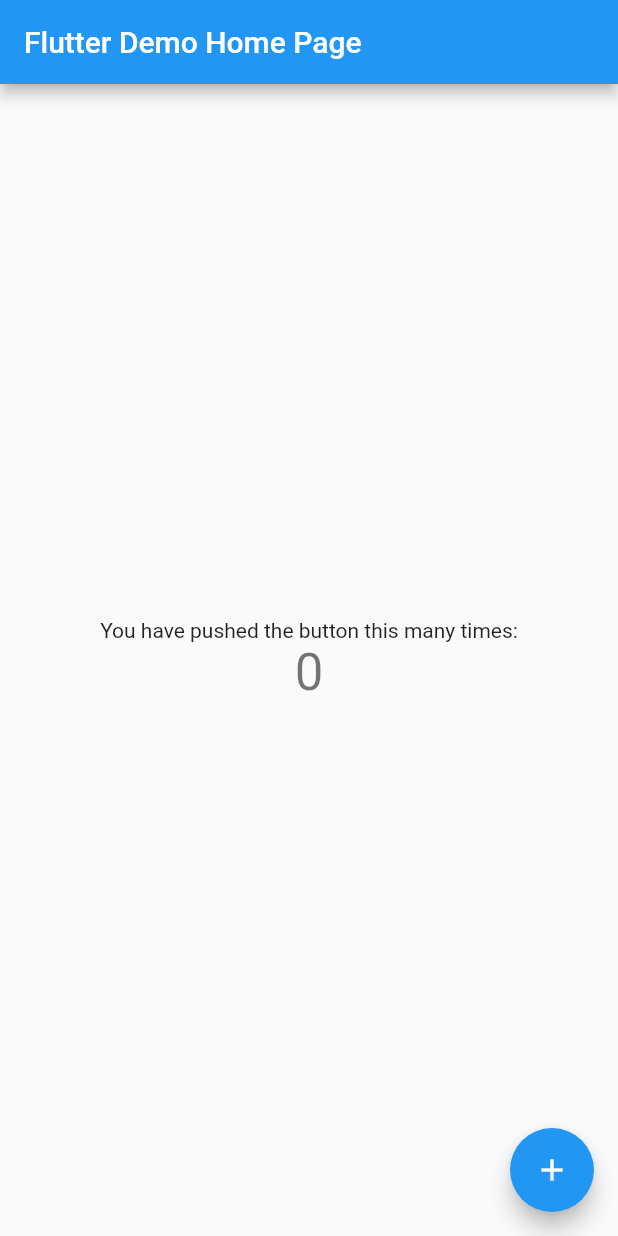
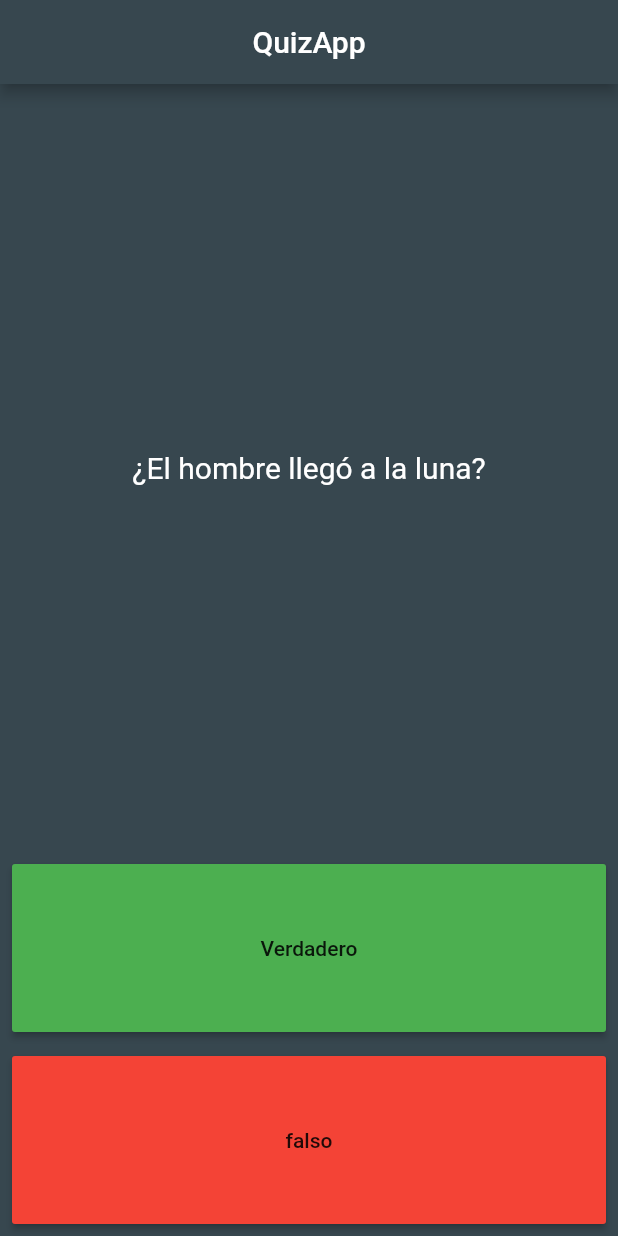
Before and after one commit to M4qu14v3l0/quizz_app, a Flutter app: the screen it shows after launch, on a phone screen of 412 x 824 dp. Run offline on Flutter 3.47's test engine with Material 2 defaults, Android fonts, the phone set to English and light mode, and no system bars; our stand-ins replace rflutter_alert.

```diff
--- a/lib/main.dart
+++ b/lib/main.dart
@@ -1,4 +1,6 @@
 import 'package:flutter/material.dart';
+import 'package:quizz_app/quiz_brain.dart';
+import 'package:rflutter_alert/rflutter_alert.dart';
 
 void main() {
   runApp(const MyApp());
@@ -7,109 +9,122 @@ void main() {
 class MyApp extends StatelessWidget {
   const MyApp({super.key});
 
-  // This widget is the root of your application.
   @override
   Widget build(BuildContext context) {
     return MaterialApp(
-      title: 'Flutter Demo',
-      theme: ThemeData(
-        // This is the theme of your application.
-        //
-        // Try running your application with "flutter run". You'll see the
-        // application has a blue toolbar. Then, without quitting the app, try
-        // changing the primarySwatch below to Colors.green and then invoke
-        // "hot reload" (press "r" in the console where you ran "flutter run",
-        // or simply save your changes to "hot reload" in a Flutter IDE).
-        // Notice that the counter didn't reset back to zero; the application
-        // is not restarted.
-        primarySwatch: Colors.blue,
-      ),
-      home: const MyHomePage(title: 'Flutter Demo Home Page'),
+      home: QuizPage(),
     );
   }
 }
 
-class MyHomePage extends StatefulWidget {
-  const MyHomePage({super.key, required this.title});
-
-  // This widget is the home page of your application. It is stateful, meaning
-  // that it has a State object (defined below) that contains fields that affect
-  // how it looks.
-
-  // This class is the configuration for the state. It holds the values (in this
-  // case the title) provided by the parent (in this case the App widget) and
-  // used by the build method of the State. Fields in a Widget subclass are
-  // always marked "final".
-
-  final String title;
-
+class QuizPage extends StatefulWidget {
   @override
-  State<MyHomePage> createState() => _MyHomePageState();
+  State<QuizPage> createState() => _QuizPageState();
 }
 
-class _MyHomePageState extends State<MyHomePage> {
-  int _counter = 0;
+class _QuizPageState extends State<QuizPage> {
+  List<Icon> scoreKeeper = [];
 
-  void _incrementCounter() {
-    setState(() {
-      // This call to setState tells the Flutter framework that something has
-      // changed in this State, which causes it to rerun the build method below
-      // so that the display can reflect the updated values. If we changed
-      // _counter without calling setState(), then the build method would not be
-      // called again, and so nothing would appear to happen.
-      _counter++;
-    });
+  QuizBrain quizBrain = QuizBrain();
+
+  checkAnswer(bool userAnswer) {
+    if (quizBrain.checkQuizEnd() == true) {
+      Alert(
+          context: context,
+          type: AlertType.success,
+          title: "QuizApp",
+          desc: "El quiz ha terminado",
+          buttons: [
+            DialogButton(
+              child: Text("Aceptar"),
+              onPressed: () => Navigator.pop(context),
+              width: 120,
+            )
+          ]).show();
+      quizBrain.resetQuiz();
+      scoreKeeper.clear();
+      setState(() {});
+    } else {
+      bool correctAnswer = quizBrain.getQuestionAnswer();
+      if (correctAnswer == userAnswer) {
+        scoreKeeper.add(
+          Icon(
+            Icons.check,
+            color: Colors.greenAccent,
+          ),
+        );
+      } else {
+        scoreKeeper.add(
+          Icon(
+            Icons.close,
+            color: Colors.redAccent,
+          ),
+        );
+      }
+      quizBrain.nextQuestion();
+      setState(() {});
+    }
   }
 
   @override
   Widget build(BuildContext context) {
-    // This method is rerun every time setState is called, for instance as done
-    // by the _incrementCounter method above.
-    //
-    // The Flutter framework has been optimized to make rerunning build methods
-    // fast, so that you can just rebuild anything that needs updating rather
-    // than having to individually change instances of widgets.
     return Scaffold(
+      backgroundColor: Colors.blueGrey[800],
       appBar: AppBar(
-        // Here we take the value from the MyHomePage object that was created by
-        // the App.build method, and use it to set our appbar title.
-        title: Text(widget.title),
+        backgroundColor: Colors.blueGrey[800],
+        title: Text(
+          "QuizApp",
+        ),
+        centerTitle: true,
       ),
-      body: Center(
-        // Center is a layout widget. It takes a single child and positions it
-        // in the middle of the parent.
-        child: Column(
-          // Column is also a layout widget. It takes a list of children and
-          // arranges them vertically. By default, it sizes itself to fit its
-          // children horizontally, and tries to be as tall as its parent.
-          //
-          // Invoke "debug painting" (press "p" in the console, choose the
-          // "Toggle Debug Paint" action from the Flutter Inspector in Android
-          // Studio, or the "Toggle Debug Paint" command in Visual Studio Code)
-          // to see the wireframe for each widget.
-          //
-          // Column has various properties to control how it sizes itself and
-          // how it positions its children. Here we use mainAxisAlignment to
-          // center the children vertically; the main axis here is the vertical
-          // axis because Columns are vertical (the cross axis would be
-          // horizontal).
-          mainAxisAlignment: MainAxisAlignment.center,
-          children: <Widget>[
-            const Text(
-              'You have pushed the button this many times:',
+      body: Column(
+        crossAxisAlignment: CrossAxisAlignment.stretch,
+        children: [
+          Expanded(
+            flex: 4,
+            child: Center(
+              child: Padding(
+                padding: const EdgeInsets.all(8.0),
+                child: Text(
+                  quizBrain.getQuestionText(),
+                  textAlign: TextAlign.center,
+                  style: TextStyle(
+                    color: Colors.white,
+                    fontSize: 20,
+                  ),
+                ),
+              ),
             ),
-            Text(
-              '$_counter',
-              style: Theme.of(context).textTheme.headlineMedium,
+          ),
+          Expanded(
+            child: Padding(
+              padding: const EdgeInsets.all(8.0),
+              child: MaterialButton(
+                onPressed: () {
+                  checkAnswer(true);
+                },
+                child: Text("Verdadero"),
+                color: Colors.green.shade500,
+              ),
             ),
-          ],
-        ),
+          ),
+          Expanded(
+            child: Padding(
+              padding: const EdgeInsets.all(8.0),
+              child: MaterialButton(
+                onPressed: () {
+                  checkAnswer(false);
+                },
+                child: Text("falso"),
+                color: Colors.red.shade500,
+              ),
+            ),
+          ),
+          Row(
+            children: scoreKeeper,
+          ),
+        ],
       ),
-      floatingActionButton: FloatingActionButton(
-        onPressed: _incrementCounter,
-        tooltip: 'Increment',
-        child: const Icon(Icons.add),
-      ), // This trailing comma makes auto-formatting nicer for build methods.
     );
   }
 }
--- /dev/null
+++ b/lib/question.dart
@@ -0,0 +1,9 @@
+class Question {
+  String questionText;
+  bool questionAnswer;
+
+  Question({
+    required this.questionText,
+    required this.questionAnswer,
+  });
+}
--- /dev/null
+++ b/lib/quiz_brain.dart
@@ -0,0 +1,49 @@
+import 'package:quizz_app/question.dart';
+
+class QuizBrain {
+  List<Question> _question = [
+    Question(
+      questionText: "¿El hombre llegó a la luna?",
+      questionAnswer: true,
+    ),
+    Question(
+      questionText: "¿La independencia del Perú fue en 1831?",
+      questionAnswer: false,
+    ),
+    Question(
+      questionText: "¿2 + 2 = 4?",
+      questionAnswer: true,
+    ),
+    Question(
+      questionText: "¿Te gusta la APP?",
+      questionAnswer: true,
+    ),
+  ];
+
+  int _questionNumber = 0;
+
+  String getQuestionText() {
+    return _question[_questionNumber].questionText;
+  }
+
+  bool getQuestionAnswer() {
+    return _question[_questionNumber].questionAnswer;
+  }
+
+  void nextQuestion() {
+    if (_questionNumber < _question.length - 1) {
+      _questionNumber++;
+    }
+  }
+
+  bool checkQuizEnd() {
+    if (_questionNumber == _question.length - 1) {
+      return true;
+    }
+    return false;
+  }
+
+  void resetQuiz() {
+    _questionNumber = 0;
+  }
+}
--- a/pubspec.yaml
+++ b/pubspec.yaml
@@ -35,6 +35,7 @@ dependencies:
   # The following adds the Cupertino Icons font to your application.
   # Use with the CupertinoIcons class for iOS style icons.
   cupertino_icons: ^1.0.2
+  rflutter_alert: ^2.0.7
 
 dev_dependencies:
   flutter_test:
```
Also changed, not shown: pubspec.lock.
